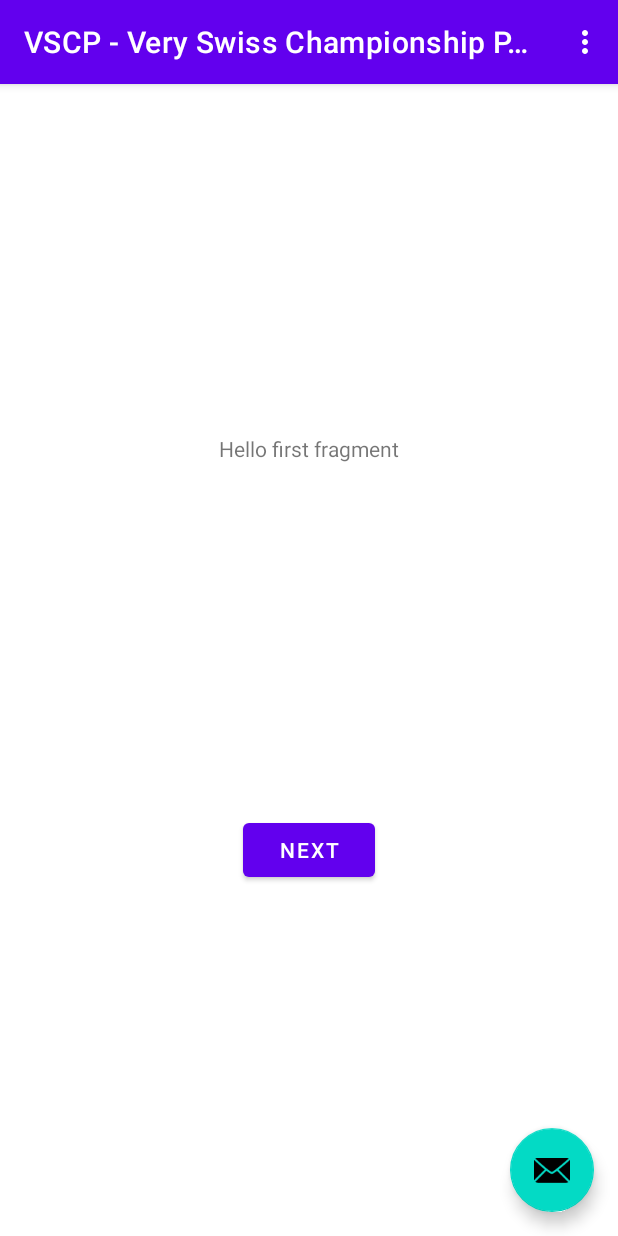
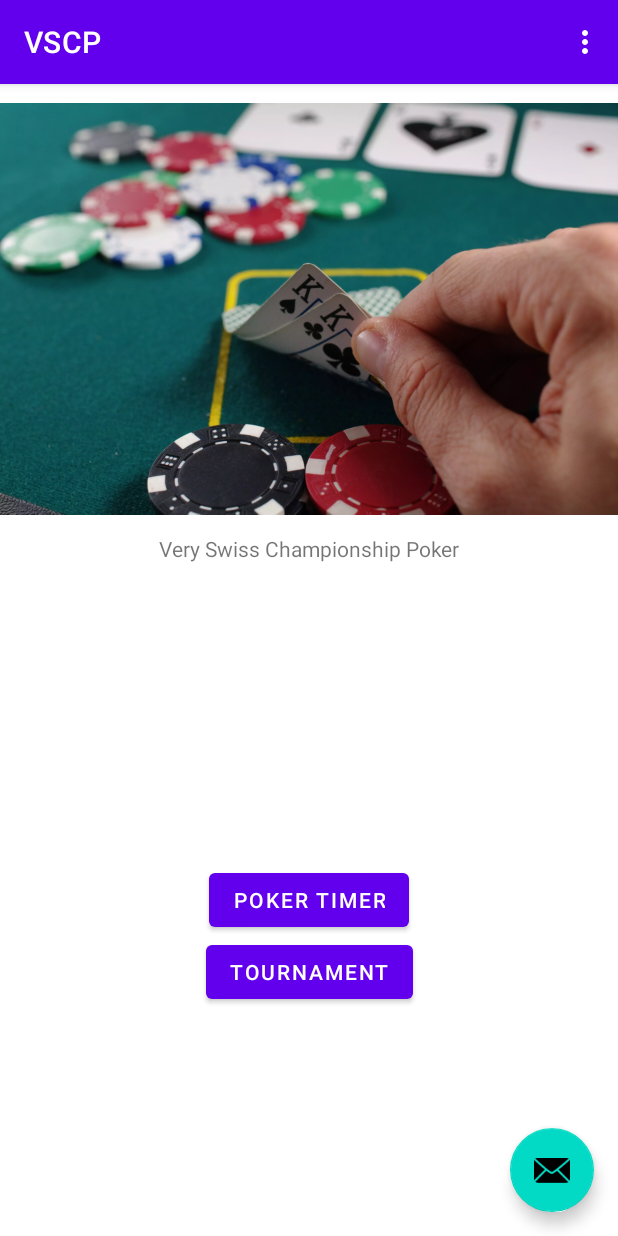
Before and after one commit to arburk/vscp, an Android app: the screen it shows after launch (MainActivity), on a phone screen of 412 x 824 dp. Run offline under Robolectric (Android 15) with nearby library versions, the phone set to English and light mode, and no system bars; our stand-ins replace navigation-ui.

Commit message:
drafted welcome screen

```diff
--- a/app/src/main/java/com/github/arburk/vscp/app/WelcomeScreen.kt
+++ b/app/src/main/java/com/github/arburk/vscp/app/WelcomeScreen.kt
@@ -32,7 +32,7 @@ class WelcomeScreen : Fragment() {
   override fun onViewCreated(view: View, savedInstanceState: Bundle?) {
     super.onViewCreated(view, savedInstanceState)
 
-    binding.buttonFirst.setOnClickListener {
+    binding.pokerTimer.setOnClickListener {
       findNavController().navigate(R.id.action_WelcomeScreen_to_SecondFragment)
     }
   }
--- a/app/src/main/res/layout/welcome_screen.xml
+++ b/app/src/main/res/layout/welcome_screen.xml
@@ -7,25 +7,46 @@
     android:layout_height="match_parent"
     tools:context="com.github.arburk.vscp.app.WelcomeScreen">
 
+  <ImageView
+      android:id="@+id/titleImage"
+      android:layout_width="wrap_content"
+      android:layout_height="300dp"
+      android:src="@drawable/pokerbackground"
+      app:layout_constraintTop_toTopOf="parent"
+      app:layout_constraintStart_toStartOf="parent"
+      app:layout_constraintEnd_toEndOf="parent"
+      app:layout_constraintBottom_toTopOf="@id/poker_timer"
+      app:layout_constraintVertical_bias="0.0"
+      android:contentDescription="same image as used on website"/>
+
   <TextView
       android:id="@+id/textview_first"
       android:layout_width="wrap_content"
       android:layout_height="wrap_content"
-      android:text="@string/hello_first_fragment"
-      app:layout_constraintTop_toTopOf="parent"
+      android:text="@string/vscp"
+      app:layout_constraintTop_toBottomOf="@id/titleImage"
       app:layout_constraintStart_toStartOf="parent"
-      app:layout_constraintEnd_toEndOf="parent"
-      app:layout_constraintBottom_toTopOf="@id/button_first"
-  />
+      app:layout_constraintEnd_toEndOf="parent"/>
 
   <Button
-      android:id="@+id/button_first"
+      android:id="@+id/poker_timer"
       android:layout_width="wrap_content"
       android:layout_height="wrap_content"
-      android:text="@string/next"
+      android:text="@string/timer"
       app:layout_constraintTop_toBottomOf="@id/textview_first"
       app:layout_constraintStart_toStartOf="parent"
       app:layout_constraintEnd_toEndOf="parent"
       app:layout_constraintBottom_toBottomOf="parent"
   />
+
+  <Button
+      android:id="@+id/start_tournament"
+      android:layout_width="wrap_content"
+      android:layout_height="wrap_content"
+      android:text="@string/tournament"
+      app:layout_constraintTop_toBottomOf="@id/poker_timer"
+      app:layout_constraintStart_toStartOf="parent"
+      app:layout_constraintEnd_toEndOf="parent"
+  />
+
 </androidx.constraintlayout.widget.ConstraintLayout>
--- a/app/src/main/res/values/strings.xml
+++ b/app/src/main/res/values/strings.xml
@@ -1,13 +1,15 @@
 <resources>
   <string name="app_name">VSCP App</string>
-  <string name="title">VSCP - Very Swiss Championship Poker</string>
+  <string name="title">VSCP</string>
   <string name="action_settings">Settings</string>
   <!-- Strings used for fragments for navigation -->
+
   <string name="second_fragment_label">Second Fragment</string>
-  <string name="next">Next</string>
+  <string name="timer">Poker Timer</string>
+  <string name="tournament">Tournament</string>
   <string name="previous">Previous</string>
 
-  <string name="hello_first_fragment">Hello first fragment</string>
+  <string name="vscp">Very Swiss Championship Poker</string>
   <string name="hello_second_fragment">Hello second fragment. Arg: %1$s</string>
   <string name="feedback">send me your feedback</string>
 </resources>
```
Also changed, not shown: app/src/main/res/drawable/pokerbackground.png (added).
